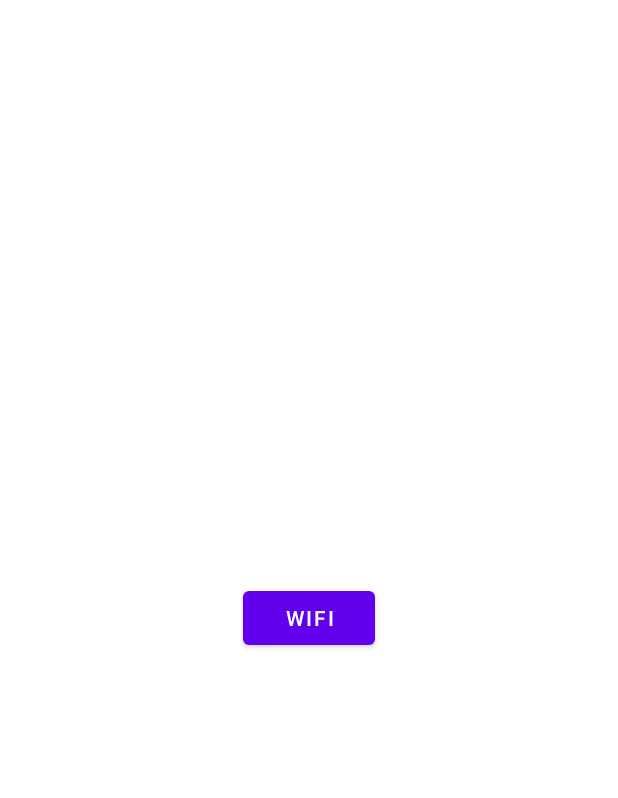
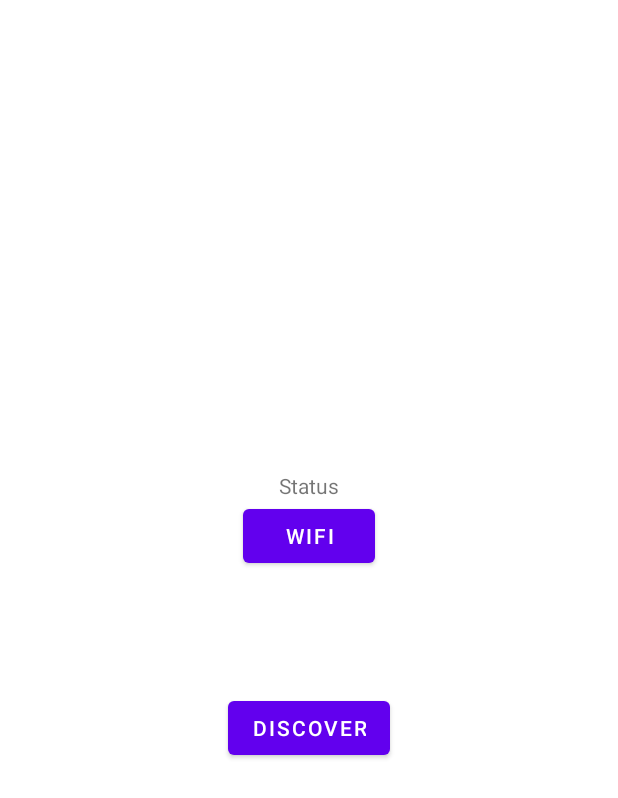
Before and after one commit to Weret90/WiFiDirectApp, an Android app: the layout activity_main.xml on its own in the app's theme, with its tools: preview values and no code run, on a phone screen of 412 x 824 dp. Shown: the top 798 px of the screen. Run offline under Robolectric (Android 15) with nearby library versions, the phone set to English and light mode, and no system bars.

Commit message:
Добавил возможность поиска ближайших девайсов по вай-фай (при нажатии кнопок оба девайса будут находить друг-друга и выводить название в RecyclerView)

```diff
--- a/app/build.gradle
+++ b/app/build.gradle
@@ -8,7 +8,7 @@ android {
 
     defaultConfig {
         applicationId "corp.umbrella.wifidirectapp"
-        minSdk 24
+        minSdk 21
         targetSdk 31
         versionCode 1
         versionName "1.0"
--- a/app/src/main/AndroidManifest.xml
+++ b/app/src/main/AndroidManifest.xml
@@ -4,6 +4,8 @@
 
     <uses-permission android:name="android.permission.ACCESS_WIFI_STATE" />
     <uses-permission android:name="android.permission.CHANGE_WIFI_STATE" />
+    <uses-permission android:name="android.permission.ACCESS_COARSE_LOCATION" />
+    <uses-permission android:name="android.permission.ACCESS_FINE_LOCATION" />
     <uses-permission android:name="android.permission.CHANGE_NETWORK_STATE" />
     <uses-permission android:name="android.permission.INTERNET" />
     <uses-permission android:name="android.permission.ACCESS_NETWORK_STATE" />
--- a/app/src/main/res/layout/activity_main.xml
+++ b/app/src/main/res/layout/activity_main.xml
@@ -1,19 +1,35 @@
 <?xml version="1.0" encoding="utf-8"?>
-<androidx.constraintlayout.widget.ConstraintLayout xmlns:android="http://schemas.android.com/apk/res/android"
+<LinearLayout xmlns:android="http://schemas.android.com/apk/res/android"
     xmlns:app="http://schemas.android.com/apk/res-auto"
     xmlns:tools="http://schemas.android.com/tools"
     android:layout_width="match_parent"
     android:layout_height="match_parent"
+    android:gravity="center"
+    android:orientation="vertical"
     tools:context=".MainActivity">
+
+    <TextView
+        android:id="@+id/connection_status"
+        android:layout_width="wrap_content"
+        android:layout_height="wrap_content"
+        android:text="Status" />
 
     <Button
         android:id="@+id/wifi_button"
         android:layout_width="wrap_content"
         android:layout_height="wrap_content"
-        android:text="WiFi"
-        app:layout_constraintBottom_toBottomOf="parent"
-        app:layout_constraintLeft_toLeftOf="parent"
-        app:layout_constraintRight_toRightOf="parent"
-        app:layout_constraintTop_toTopOf="parent" />
+        android:text="WiFi" />
 
-</androidx.constraintlayout.widget.ConstraintLayout>
+    <androidx.recyclerview.widget.RecyclerView
+        android:id="@+id/devices_rv"
+        android:layout_width="wrap_content"
+        android:layout_height="80dp"
+        app:layoutManager="androidx.recyclerview.widget.LinearLayoutManager" />
+
+    <Button
+        android:id="@+id/discover_button"
+        android:layout_width="wrap_content"
+        android:layout_height="wrap_content"
+        android:text="Discover" />
+
+</LinearLayout>
```
Also changed, not shown: app/src/main/java/corp/umbrella/wifidirectapp/MainActivity.kt (+84 -4 lines), app/src/main/java/corp/umbrella/wifidirectapp/WiFiDirectBroadcastReceiver.kt (+13 -4 lines), app/src/main/java/corp/umbrella/wifidirectapp/adapter/DeviceViewHolder.kt (added, +13 -0 lines), app/src/main/java/corp/umbrella/wifidirectapp/adapter/DevicesAdapter.kt (added, +31 -0 lines), app/src/main/res/layout/item_device.xml (added, +12 -0 lines), 1 other file.
